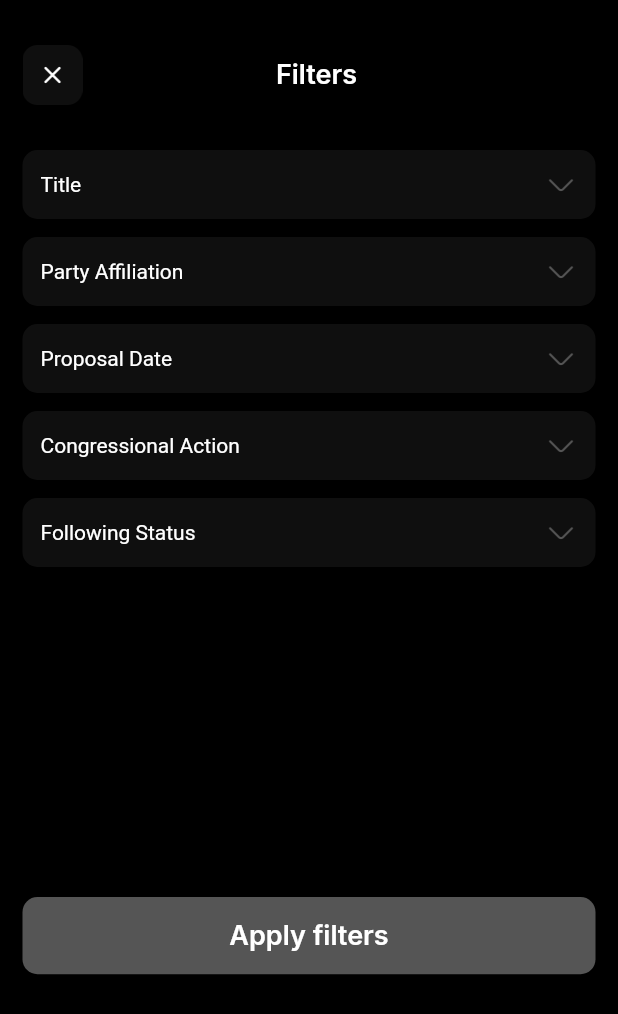
After one commit to JayeshItaliya/mtb, a Flutter app: the screen it shows after launch, on a phone screen of 412 x 824 dp. The commit adds this screen. Shown: the top 1014 px of the screen. Run offline on Flutter 3.47's test engine with Material 2 defaults, Android fonts, the phone set to English and light mode, and no system bars; our stand-ins replace connectivity_plus, dropdown_button2, flutter_svg, fluttertoast, get, get_storage and 7 more; project files that could hold a hidden picture were left out.

Commit message:
search and filter screen design

```diff
--- /dev/null
+++ b/lib/controller/searchFilterController/filterController.dart
@@ -0,0 +1,46 @@
+import 'package:flutter/cupertino.dart';
+import 'package:get/get.dart';
+
+class FilterController extends GetxController {
+  int i =-1.obs;
+
+  List<dynamic> partyList = [
+    ['Democrat',0],
+    ['Republican',0],
+    ['Independent',0],
+    ['Bipartisan',0],
+  ].obs;
+
+  List<dynamic> topicList = [
+    ['Topic 1',0],
+    ['Topic 2',0],
+    ['Topic 3',0]
+  ].obs;
+
+  List<dynamic> dateList = [
+    ['Date 1',0],
+    ['Date 2',0],
+    ['Date 3',0]
+  ].obs;
+
+  List<dynamic> actionList = [
+    ['Action 1',0],
+    ['Action 2',0],
+    ['Action 3',0]
+  ].obs;
+
+  List<dynamic> statusList = [
+    ['Status 1',0],
+    ['Status 2',0],
+    ['Status 3',0]
+  ].obs;
+
+  void selectData(List<dynamic> list,int index){
+    if(list[index][1]==0){
+      list[index][1]=1;
+    }else{
+      list[index][1]=0;
+    }
+    update();
+  }
+}
--- a/lib/main.dart
+++ b/lib/main.dart
@@ -1,5 +1,7 @@
 import 'package:flutter/material.dart';
 import 'package:get/get.dart';
+import 'package:mtb/screens/searchFilter/filterScreen.dart';
+import 'package:mtb/screens/searchFilter/searchScreen.dart';
 
 import 'mainPage.dart';
 
@@ -14,7 +16,7 @@ class MyApp extends StatelessWidget {
     return const GetMaterialApp(
       debugShowCheckedModeBanner: false,
       title: 'Mind The Bill',
-      home: MainPageScreen(),
+      home: FilterScreen(),
     );
   }
 }
--- /dev/null
+++ b/lib/screens/searchFilter/filterScreen.dart
@@ -0,0 +1,175 @@
+import 'package:flutter/material.dart';
+import 'package:get/get.dart';
+import 'package:mtb/controller/authFlowController/demographicsController.dart';
+import 'package:mtb/utils/appColors.dart';
+import 'package:mtb/utils/commonButton.dart';
+import 'package:mtb/utils/dropDown.dart';
+import 'package:mtb/utils/interText.dart';
+import 'package:mtb/utils/pageNavgation.dart';
+import 'package:mtb/utils/responsiveUi.dart';
+
+import '../../controller/searchFilterController/filterController.dart';
+import '../../mainPage.dart';
+import '../../utils/utils.dart';
+import '../homeFlow/homeScreen.dart';
+
+class FilterScreen extends StatefulWidget {
+  const FilterScreen({super.key});
+
+  @override
+  State<FilterScreen> createState() => _FilterScreenState();
+}
+
+class _FilterScreenState extends State<FilterScreen> {
+  final _filterController = Get.put(FilterController());
+
+  @override
+  Widget build(BuildContext context) {
+    return Scaffold(
+      backgroundColor: Colors.black,
+      body: Container(
+        padding: EdgeInsets.symmetric(horizontal: Resp.size(15)),
+        child: Obx(
+          ()=> ListView(
+            shrinkWrap: true,
+            // physics: ClampingScrollPhysics(),
+            children: [
+              const HeightBox(30),
+              customAppBar(
+                  title: 'Filters',
+                  showCrossBackButton: true,
+                  context: context,
+                  fontSize: Resp.size(18),
+                  isSuffix: false),
+              const HeightBox(30),
+              checkBoxDropdown(0,'Title',_filterController.topicList),
+              SizedBox(
+                height: Resp.size(12),
+              ),
+              checkBoxDropdown(1,'Party Affiliation',_filterController.partyList),
+              SizedBox(
+                height: Resp.size(12),
+              ),
+              checkBoxDropdown(2,'Proposal Date',_filterController.dateList),
+              SizedBox(
+                height: Resp.size(12),
+              ),
+              checkBoxDropdown(3,'Congressional Action',_filterController.actionList),
+              SizedBox(
+                height: Resp.size(12),
+              ),
+              checkBoxDropdown(4,'Following Status',_filterController.statusList),
+
+
+              SizedBox(
+                height: Resp.size(180),
+              ),
+              CommonButton(
+                text: "Apply filters",
+                color: AppColors.lightGrey,
+                fontWeight: FontWeight.w600,
+                onTap: () {
+                  toPushNavigator(
+                      context: context, PageName: const MainPageScreen());
+                },
+              ),
+              HeightBox(
+                Resp.size(25),
+              ),
+            ],
+          ),
+        ),
+      ),
+    );
+  }
+
+  Widget checkBoxDropdown(int i,String title,List list) {
+    return Container(
+      padding: EdgeInsets.all(Resp.size(12)),
+      decoration: ShapeDecoration(
+        color: AppColors.lightBlack,
+        shape: RoundedRectangleBorder(
+          borderRadius: BorderRadius.circular(Resp.size(10)),
+        ),
+      ),
+      child: Column(
+        children: [
+          GestureDetector(
+            onTap: ()=>_filterController.i=i,
+            child: Row(
+              mainAxisAlignment: MainAxisAlignment.spaceBetween,
+              children: [
+                Text(
+                  title,
+                  style: TextStyle(
+                    fontSize: Resp.size(14),
+                    fontWeight: FontWeight.w400,
+                    color: Colors.white,
+                  ),
+                ),
+                Image.asset("assets/common/dropDown.png", scale: 3),
+              ],
+            ),
+          ),
+          Visibility(
+            visible: _filterController.i==i,
+            child: ListView.builder(
+              itemCount: list.length,
+              shrinkWrap: true,
+              padding: EdgeInsets.only(top: Resp.size(15)),
+              physics: NeverScrollableScrollPhysics(),
+              itemBuilder: (context, index) {
+                return Column(
+                  children: [
+                    GestureDetector(
+                      onTap: () {
+                        if (list[index][1] == 0) {
+                          list[index][1] = 1;
+                        } else {
+                          list[index][1] = 0;
+                        }
+                      },
+                      child: Row(
+                        mainAxisAlignment: MainAxisAlignment.spaceBetween,
+                        children: [
+                          Expanded(
+                            child: InterText(
+                              text: list[index][0],
+                              fontSize: Resp.size(12),
+                              color: AppColors.white,
+                              fontWeight: FontWeight.w400,
+                            ),
+                          ),
+                          Obx(
+                            () => Image.asset(
+                              "assets/authFlow/${list[index][1] == 1 ? "check" : "unCheck"}.png",
+                              scale: 3.2,
+                            ),
+                          ),
+                        ],
+                      ),
+                    ),
+                    Visibility(
+                      visible: index!=list.length-1,
+                      child: Container(
+                        height: 1,
+                        margin: EdgeInsets.symmetric(vertical: Resp.size(15)),
+                        color: AppColors.grey,
+                      ),
+                    )
+                  ],
+                );
+              },
+            ),
+          ),
+        ],
+      ),
+    );
+  }
+
+  @override
+  void dispose() {
+    super.dispose();
+    Get.delete<FilterController>();
+  }
+}
--- a/lib/utils/commonButton.dart
+++ b/lib/utils/commonButton.dart
@@ -7,20 +7,21 @@ import 'package:mtb/utils/utils.dart';
 class CommonButton extends StatefulWidget {
   final String? text;
   final Function onTap;
-  final double? height;
   final double? width;
   final double? fontSize;
   final Color? color;
   final Widget? child;
+  final FontWeight fontWeight;
   const CommonButton(
       {Key? key,
       this.text,
       required this.onTap,
-      this.height,
       this.fontSize,
       this.width,
       this.child,
-      this.color})
+      this.color,
+        this.fontWeight= FontWeight.w700
+      })
       : super(key: key);
 
   @override
@@ -42,9 +43,8 @@ class _CommonButtonState extends State<CommonButton> {
           child: Container(
             alignment: Alignment.center,
             padding: EdgeInsets.symmetric(
-              vertical: Resp.crosslength * 0.018,
+              vertical: Resp.crosslength * 0.016,
             ),
-            height: widget.height ?? Resp.size(52),
             width: widget.width,
             decoration: BoxDecoration(
                 color: widget.color ?? AppColors.primaryColor,
@@ -53,7 +53,7 @@ class _CommonButtonState extends State<CommonButton> {
             child: widget.child??InterText(
               text: widget.text??"",
               color: AppColors.white,
-              fontWeight: FontWeight.w700,
+              fontWeight:widget.fontWeight,
               fontSize: widget.fontSize??Resp.size(18),
             ),
           ),
--- a/lib/utils/textFormFields.dart
+++ b/lib/utils/textFormFields.dart
@@ -54,7 +54,7 @@ class AppWidget {
     TextAlign? labelTextAlign,
     FontWeight? hintFontWeight,
     double? hintFontSize,
-    Color? hintTextColor,
+    Color hintTextColor=Colors.white,
     TextAlign? hintTextAlign,
     double? fontSize,
     FontWeight? inputFontWeight,
@@ -85,10 +85,12 @@ class AppWidget {
             fontSize: Resp.size(fontSize ?? 16)),
         decoration: InputDecoration(
           hintText: hintText,
+          counterText: '',
+          prefixIcon: preFixIcon,
           hintStyle: GoogleFonts.inter(
             fontSize: Resp.size(hintFontSize ?? 14),
             fontWeight: FontWeight.w400,
-            color: Colors.white,
+            color: hintTextColor,
           ),
           contentPadding: EdgeInsets.only(
               right: Resp.size(20),
--- a/lib/utils/utils.dart
+++ b/lib/utils/utils.dart
@@ -157,6 +157,7 @@ Widget customAppBar({
   double? prefixImageHeight,
   double? prefixImageWidth,
   Color? fontColor,
+  bool showCrossBackButton=false,
   required String? title,
   required BuildContext context,
 }) {
@@ -168,7 +169,7 @@ Widget customAppBar({
                 onBack(context);
               },
               child: Image.asset(
-                'assets/common/back.png',
+                'assets/common/${!showCrossBackButton?'back':'cross_back'}.png',
                 fit: BoxFit.cover,
                 alignment: Alignment.center,
                 scale: 3,
```
Also changed, not shown: lib/controller/searchFilterController/searchController.dart (added, +11 -0 lines), lib/screens/homeFlow/homeScreen.dart (+2 -27 lines), lib/screens/searchFilter/searchScreen.dart (added, +210 -0 lines), lib/utils/commonWidgets.dart (added, +34 -0 lines), lib/utils/dropDown.dart (+1 -9 lines), assets/common/cross_back.png (added), assets/searchFlow/search.png (added).
